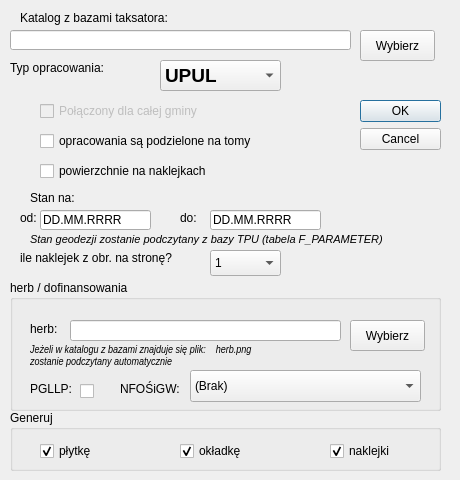
Qt form skrypty/ui/ui_naklejki_dialog.ui (Marcus-LAS-R/LASR) before a commit.
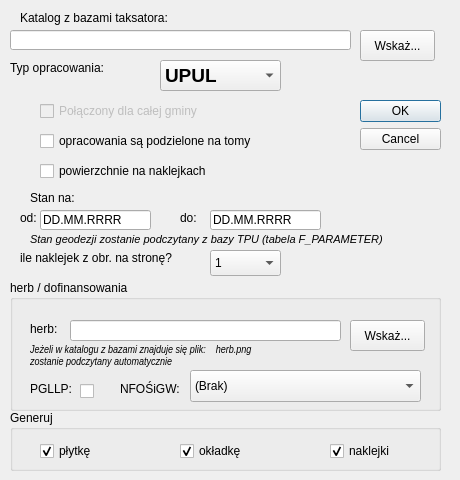
The same form after that commit.

Diff of the .ui file:
```diff
--- a/skrypty/ui/ui_naklejki_dialog.ui
+++ b/skrypty/ui/ui_naklejki_dialog.ui
@@ -62,7 +62,7 @@
     </font>
    </property>
    <property name="text">
-    <string>Wybierz</string>
+    <string>Wskaż...</string>
    </property>
   </widget>
   <widget class="QLineEdit" name="lineEdit_sciezka">
@@ -420,7 +420,7 @@
      </font>
     </property>
     <property name="text">
-     <string>Wybierz</string>
+     <string>Wskaż...</string>
     </property>
    </widget>
    <widget class="QCheckBox" name="checkBox_pgllp">
```
